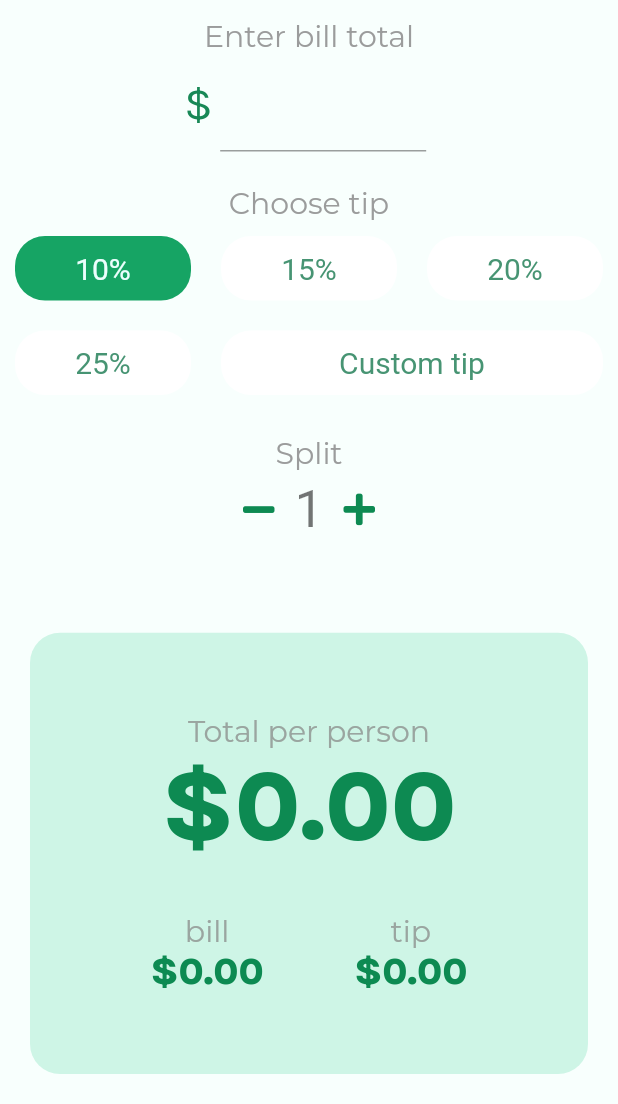
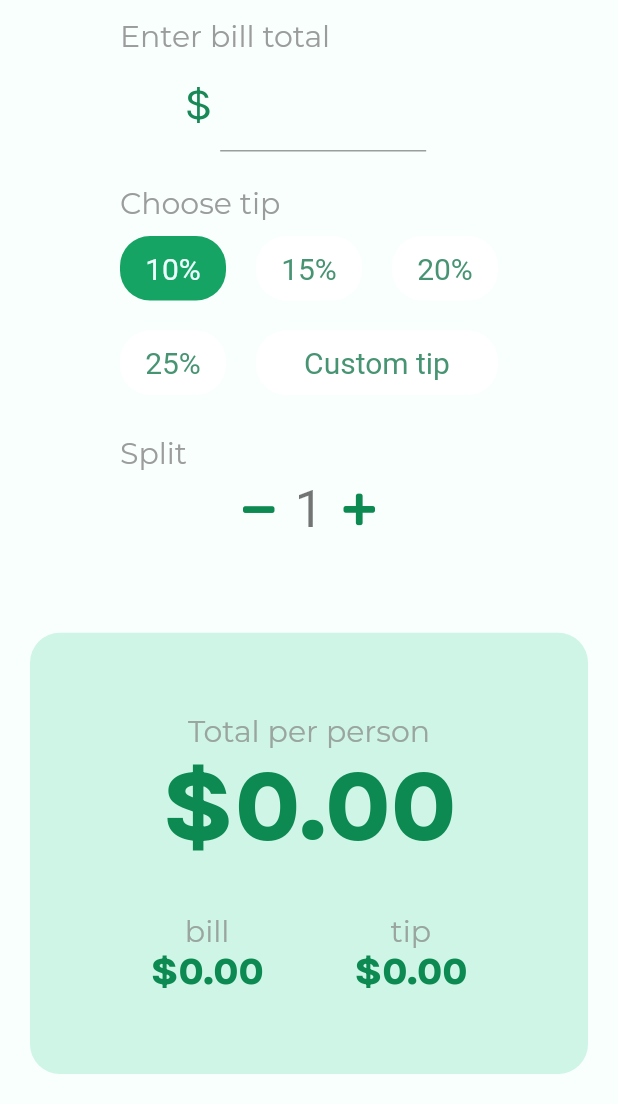
Before and after one commit to srujanjoshi/tipsy, a Flutter app: the screen it shows after launch, on a phone screen of 412 x 824 dp, the part 132-1236 px from its top. Run offline on Flutter 3.47's test engine with Material 2 defaults, Android fonts, the phone set to English and light mode, and no system bars; our stand-ins replace flutter_custom_clippers, font_awesome_flutter, google_fonts; missing offline and left inert: dart:ffi.

Commit message:
Further Improved Layout

```diff
--- a/lib/main.dart
+++ b/lib/main.dart
@@ -139,14 +139,18 @@ class _MyHomePageState extends State<MyHomePage> {
               flex: 2,
               child: Container(
                 child: Column(
+                  crossAxisAlignment: CrossAxisAlignment.start,
                   children: [
-                    Text('Enter bill total',
+                    Container(
+                      margin:EdgeInsets.fromLTRB(80, 0, 0, 0),
+                      child: Text('Enter bill total',
                           textAlign: TextAlign.end,
                           style: GoogleFonts.montserrat(
                               textStyle: TextStyle(
                             fontSize: 20,
                             color: kHeadingTextColor,
                           ))),
+                    ),
                     Row(
                       mainAxisAlignment: MainAxisAlignment.center,
                       children: [
@@ -191,13 +195,21 @@ class _MyHomePageState extends State<MyHomePage> {
               flex: 3,
               child: Container(
                 child: Column(
+                  crossAxisAlignment: CrossAxisAlignment.start,
                   children: [
-                    Text('Choose tip',
+                    Container(
+                      margin: EdgeInsets.fromLTRB(80, 0, 0, 0),
+                      child: Text('Choose tip',
                           style: GoogleFonts.montserrat(
                               textStyle: TextStyle(
                             fontSize: 20,
                             color: kHeadingTextColor,
                           ))),
+                    ),
+                    Container(
+                      margin: EdgeInsets.symmetric(vertical: 0,horizontal: 70),
+                      child: Column(
+                        children: [
                           Row(
                               mainAxisAlignment: MainAxisAlignment.spaceEvenly,
                               children: [
@@ -322,18 +334,26 @@ class _MyHomePageState extends State<MyHomePage> {
                         ],
                       ),
                     ),
+
+                  ],
+                ),
+              ),
             ),
             Expanded(
               flex: 2,
               child: Container(
                 child: Column(
+                  crossAxisAlignment: CrossAxisAlignment.start,
                   children: [
-                    Text('Split',
+                    Container(
+                      margin: EdgeInsets.fromLTRB(80, 0, 0, 0),
+                      child: Text('Split',
                           style: GoogleFonts.montserrat(
                               textStyle: TextStyle(
                             fontSize: 20,
                             color: kHeadingTextColor,
                           ))),
+                    ),
                     Row(
                       mainAxisAlignment: MainAxisAlignment.center,
                       children: [
```
Lines whose indentation alone changed are shown as unchanged.
